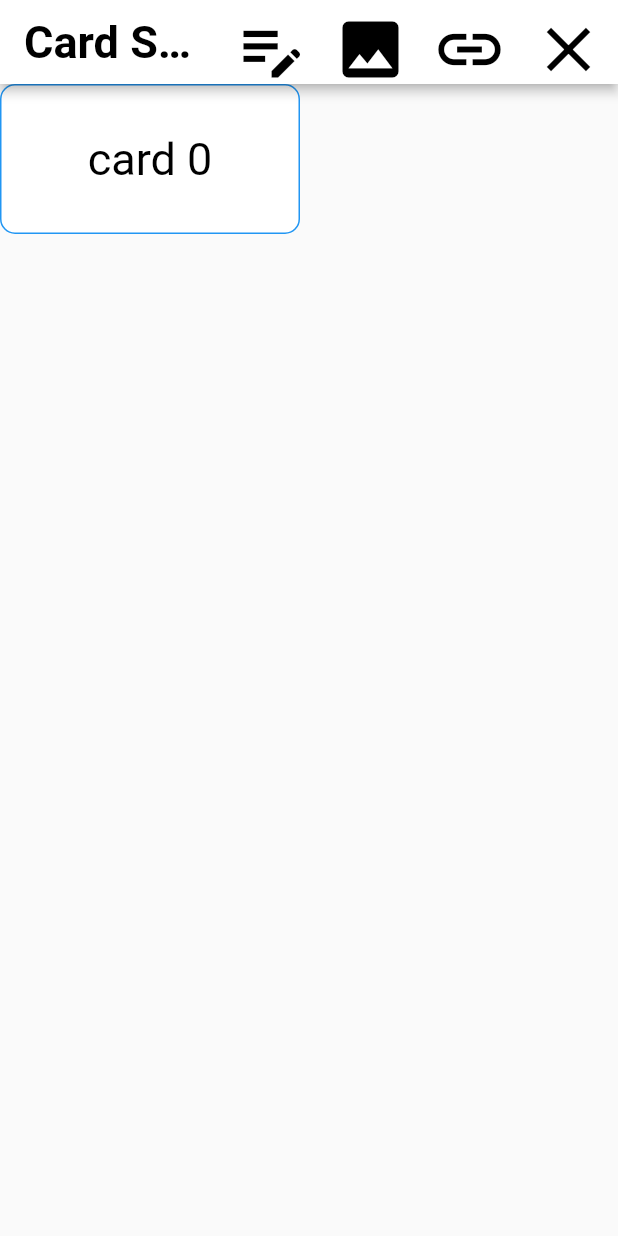
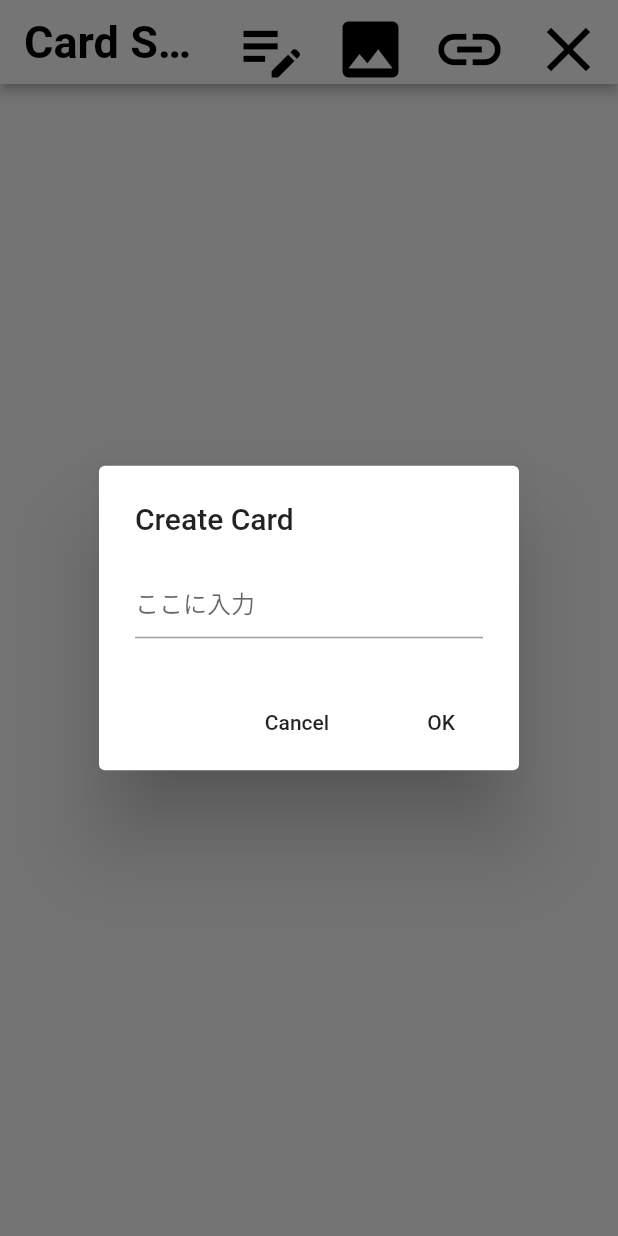
Before and after one commit to T1210Taichi/Card-sparce, a Flutter app: the screen it shows after launch, after a tap on the "edit note" icon, on a phone screen of 412 x 824 dp. Run offline on Flutter 3.47's test engine with Material 2 defaults, Android fonts, the phone set to English and light mode, and no system bars; missing offline and left inert: dart:html.

Commit message:
add alart daialog.

```diff
--- a/lib/view.dart
+++ b/lib/view.dart
@@ -31,17 +31,50 @@ class _MyHomePageState extends State<MyHomePage> {
   var cardLists = <Widget>[];
   var cardContens = <Widget>[];
 
-  var _num = 0;
+  //文章カード作成関数
+  void _createStringCard() async {
+    //テキストコントローラ
+    final myController = TextEditingController();
 
-  //文章カード作成関数
-  void _createStringCard() {
+    String value = await showDialog(
+      context: context,
+      builder: (_) {
+        return AlertDialog(
+          title: Text("Create Card"),
+          content: TextField(
+            controller: myController,
+            decoration: InputDecoration(hintText: "ここに入力"),
+          ),
+          actions: <Widget>[
+            // ボタン領域
+            FlatButton(
+              child: Text("Cancel"),
+              onPressed: () => Navigator.pop(context),
+            ),
+            FlatButton(
+              child: Text("OK"),
+              onPressed: () => Navigator.pop(context, myController.text),
+            ),
+          ],
+        );
+      },
+    );
+
     setState(() {
-      String_Card card = String_Card(text: "card ${_num++}", pos: Offset(0, 0));
-      cardLists.add(card);
-      print(cardLists);
-      cardContens = _getCards();
+      String_Card card =
+          String_Card(text: value, pos: Offset(0, 0)); //creat new card
+      cardLists.add(card); //add new card to cardlists
+      print(cardLists); //debug
+      cardContens = _getCards(); //reload cardlists
     });
   }
+
+  //画像カード作成関数
+  void _createImageCard() {}
+  //URLカード作成関数
+  void _createURLCard() {}
+  //全カード削除関数
+  void _clearAllCard() {}
 
   //カード表示関数
   List<Widget> _getCards() {
@@ -59,12 +92,12 @@ class _MyHomePageState extends State<MyHomePage> {
     return Scaffold(
       appBar: AppBar(
         title: Text(
-          widget.title,
+          widget.title, //表示する文字
           style: TextStyle(
-            color: Colors.black,
-            fontFamily: 'Roboto',
-            fontWeight: FontWeight.bold,
-            fontSize: 30,
+            color: Colors.black, //appBarの文字の色
+            fontFamily: 'Roboto', //フォント
+            fontWeight: FontWeight.bold, //太字
+            fontSize: 30, //フォントサイズ
           ),
         ),
         elevation: 3, //bodyとの境界線
@@ -87,7 +120,7 @@ class _MyHomePageState extends State<MyHomePage> {
               color: Colors.black,
             ),
             tooltip: "Create Image Card",
-            onPressed: () {},
+            onPressed: _createImageCard,
           ),
           IconButton(
             //URLカードのアイコン
@@ -96,7 +129,7 @@ class _MyHomePageState extends State<MyHomePage> {
               color: Colors.black,
             ),
             tooltip: "Create URL Card",
-            onPressed: () {},
+            onPressed: _createURLCard,
           ),
           IconButton(
             //全カード削除のアイコン
@@ -105,7 +138,7 @@ class _MyHomePageState extends State<MyHomePage> {
               color: Colors.black,
             ),
             tooltip: "Clear All Card",
-            onPressed: () {},
+            onPressed: _clearAllCard,
           ),
         ],
       ),
```
